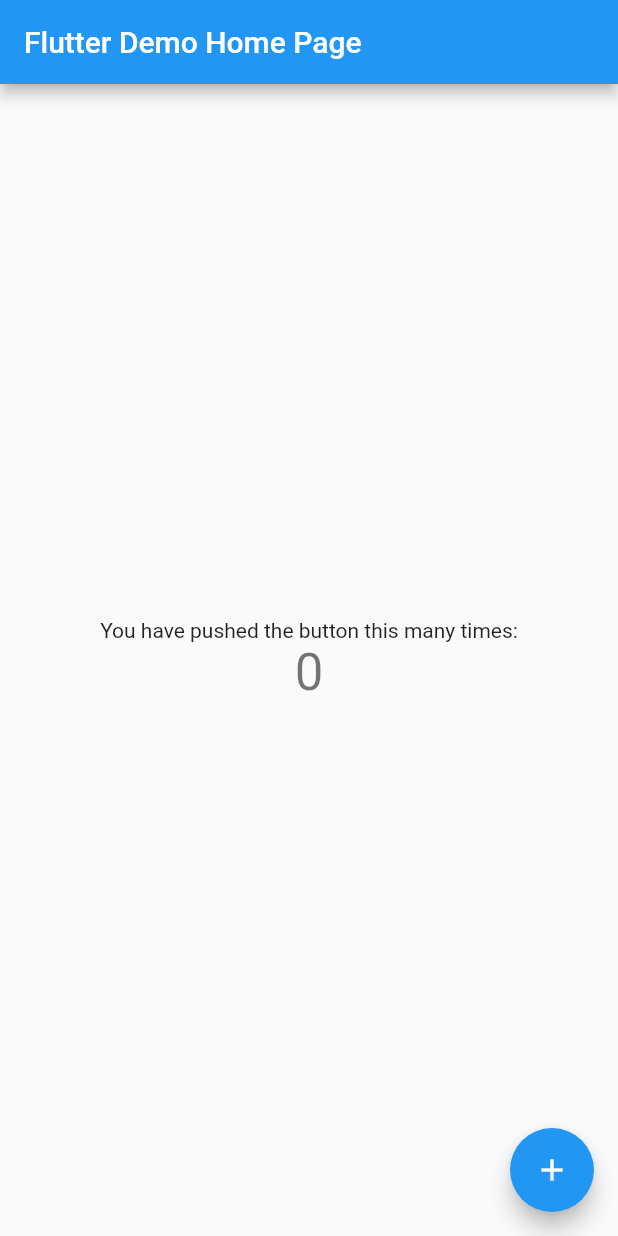
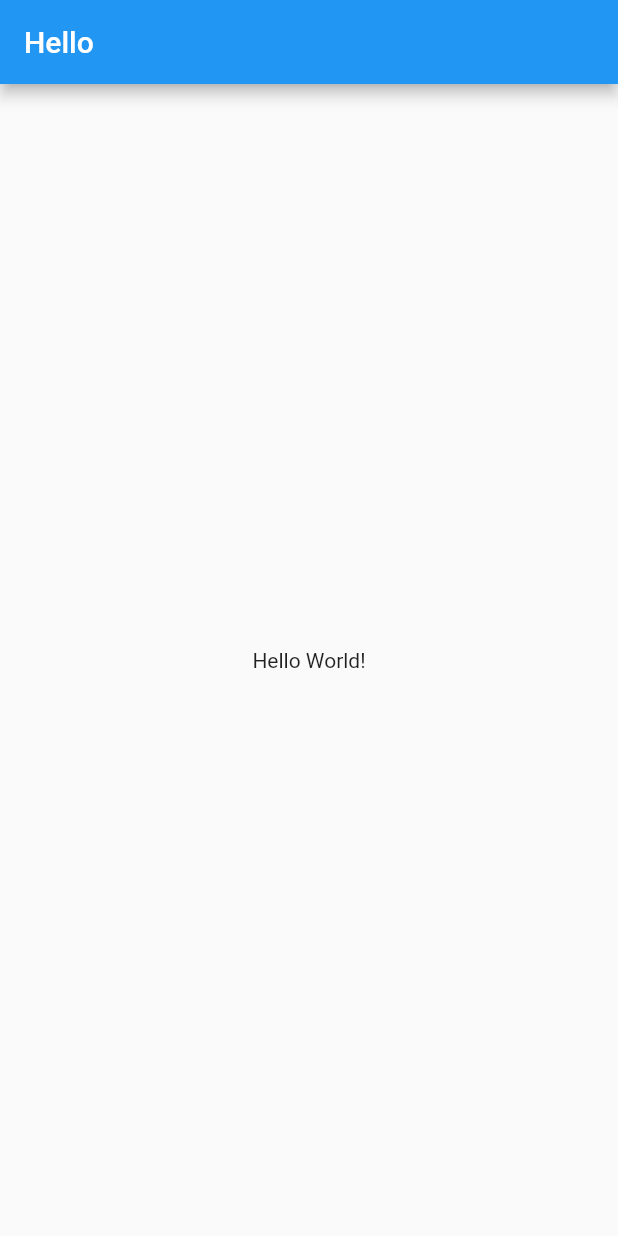
Before and after one commit to alexlindroos/icebreaker, a Flutter app: the screen it shows after launch, on a phone screen of 412 x 824 dp. Run offline on Flutter 3.47's test engine with Material 2 defaults, Android fonts, the phone set to English and light mode, and no system bars.

Commit message:
Remove template boilerplate

```diff
--- a/lib/main.dart
+++ b/lib/main.dart
@@ -3,108 +3,32 @@ import 'package:flutter/material.dart';
 void main() => runApp(MyApp());
 
 class MyApp extends StatelessWidget {
-  // This widget is the root of your application.
   @override
   Widget build(BuildContext context) {
     return MaterialApp(
       title: 'Flutter Demo',
       theme: ThemeData(
-        // This is the theme of your application.
-        //
-        // Try running your application with "flutter run". You'll see the
-        // application has a blue toolbar. Then, without quitting the app, try
-        // changing the primarySwatch below to Colors.green and then invoke
-        // "hot reload" (press "r" in the console where you ran "flutter run",
-        // or simply save your changes to "hot reload" in a Flutter IDE).
-        // Notice that the counter didn't reset back to zero; the application
-        // is not restarted.
         primarySwatch: Colors.blue,
       ),
-      home: MyHomePage(title: 'Flutter Demo Home Page'),
+      home: MyHomePage(),
     );
   }
 }
 
 class MyHomePage extends StatefulWidget {
-  MyHomePage({Key key, this.title}) : super(key: key);
-
-  // This widget is the home page of your application. It is stateful, meaning
-  // that it has a State object (defined below) that contains fields that affect
-  // how it looks.
-
-  // This class is the configuration for the state. It holds the values (in this
-  // case the title) provided by the parent (in this case the App widget) and
-  // used by the build method of the State. Fields in a Widget subclass are
-  // always marked "final".
-
-  final String title;
-
   @override
   _MyHomePageState createState() => _MyHomePageState();
 }
 
 class _MyHomePageState extends State<MyHomePage> {
-  int _counter = 0;
-
-  void _incrementCounter() {
-    setState(() {
-      // This call to setState tells the Flutter framework that something has
-      // changed in this State, which causes it to rerun the build method below
-      // so that the display can reflect the updated values. If we changed
-      // _counter without calling setState(), then the build method would not be
-      // called again, and so nothing would appear to happen.
-      _counter++;
-    });
-  }
-
   @override
   Widget build(BuildContext context) {
-    // This method is rerun every time setState is called, for instance as done
-    // by the _incrementCounter method above.
-    //
-    // The Flutter framework has been optimized to make rerunning build methods
-    // fast, so that you can just rebuild anything that needs updating rather
-    // than having to individually change instances of widgets.
     return Scaffold(
       appBar: AppBar(
-        // Here we take the value from the MyHomePage object that was created by
-        // the App.build method, and use it to set our appbar title.
-        title: Text(widget.title),
+        title: Text('Hello'),
       ),
       body: Center(
-        // Center is a layout widget. It takes a single child and positions it
-        // in the middle of the parent.
-        child: Column(
-          // Column is also layout widget. It takes a list of children and
-          // arranges them vertically. By default, it sizes itself to fit its
-          // children horizontally, and tries to be as tall as its parent.
-          //
-          // Invoke "debug painting" (press "p" in the console, choose the
-          // "Toggle Debug Paint" action from the Flutter Inspector in Android
-          // Studio, or the "Toggle Debug Paint" command in Visual Studio Code)
-          // to see the wireframe for each widget.
-          //
-          // Column has various properties to control how it sizes itself and
-          // how it positions its children. Here we use mainAxisAlignment to
-          // center the children vertically; the main axis here is the vertical
-          // axis because Columns are vertical (the cross axis would be
-          // horizontal).
-          mainAxisAlignment: MainAxisAlignment.center,
-          children: <Widget>[
-            Text(
-              'You have pushed the button this many times:',
-            ),
-            Text(
-              '$_counter',
-              style: Theme.of(context).textTheme.display1,
-            ),
-          ],
-        ),
-      ),
-      floatingActionButton: FloatingActionButton(
-        onPressed: _incrementCounter,
-        tooltip: 'Increment',
-        child: Icon(Icons.add),
+        child: Text('Hello World!'),
       ), // This trailing comma makes auto-formatting nicer for build methods.
     );
   }
```
